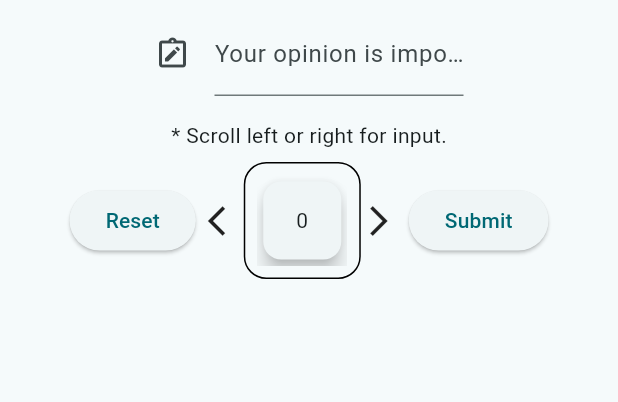
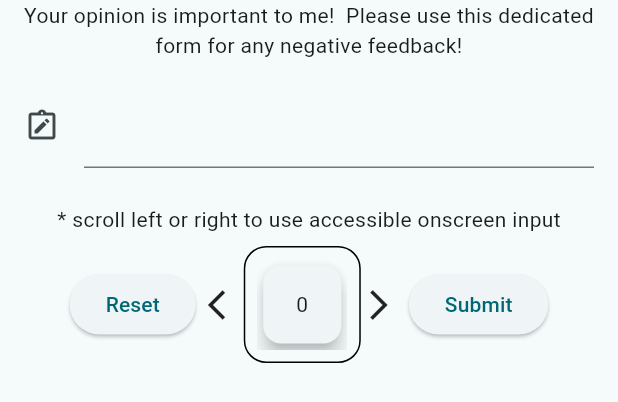
Before and after one commit to Pierre81385/full-stack-potato, a Flutter app: the InputComponent widget shown alone on an empty page, opened directly, on a phone screen of 412 x 824 dp. Shown: the top 402 px of the screen. Run offline on Flutter 3.47's test engine with Material 2 defaults, Android fonts, the phone set to English and light mode, and no system bars; our stand-ins replace cloud_firestore, firebase_core, flutter_svg, google_fonts; missing offline and left inert: dart:html; accounts and stored records are empty.

Commit message:
negative feedback form adjustments for mobile

```diff
--- a/lib/input.dart
+++ b/lib/input.dart
@@ -1,6 +1,8 @@
 import 'package:cloud_firestore/cloud_firestore.dart';
 import 'package:flutter/material.dart';
 import 'package:path/path.dart';
+
+//https://www.reddit.com/r/badUIbattles/comments/16umqna/accessible_negative_feedback_form/?utm_source=share&utm_medium=web2x&context=3
 
 class InputComponent extends StatefulWidget {
   const InputComponent({super.key});
@@ -111,27 +113,38 @@ class _InputComponentState extends State<InputComponent> {
 
     return Column(
       children: [
+        width < 500
+            ? Text(
+                textAlign: TextAlign.center,
+                'Your opinion is important to me!  Please use this dedicated form for any negative feedback!',
+              )
+            : SizedBox(),
         Padding(
           padding: const EdgeInsets.all(8.0),
           child: SizedBox(
-            width: width * .5,
+            width: width < 500 ? width : width * .5,
+            child: Padding(
+              padding: const EdgeInsets.all(8.0),
               child: Form(
                 child: TextFormField(
                   readOnly: true,
                   controller: complaintTextController,
                   focusNode: focusComplaint,
-                decoration: const InputDecoration(
-                    labelText:
-                        'Your opinion is important to me!  Please use this dedicated form for any negative feedback!',
+                  decoration: InputDecoration(
+                      labelText: width < 500
+                          ? ''
+                          : 'Your opinion is important to me!  Please use this dedicated form for any negative feedback!',
                       fillColor: Colors.white,
                       icon: Icon(Icons.note_alt_outlined)),
                 ),
               ),
             ),
           ),
+        ),
         Padding(
           padding: const EdgeInsets.all(8.0),
-          child: Text('* Scroll left or right for input.'),
+          child:
+              Text('* scroll left or right to use accessible onscreen input'),
         ),
         Row(
           mainAxisAlignment: MainAxisAlignment.center,
@@ -225,7 +238,7 @@ class _InputComponentState extends State<InputComponent> {
             }
 
             return SizedBox(
-              width: width * .5,
+              width: width < 500 ? width : width * .5,
               child: ListView(
                 shrinkWrap: true,
                 children: snapshot.data!.docs.map((DocumentSnapshot document) {
```
Also changed, not shown: lib/about.dart (+9 -3 lines), lib/projects.dart (+19 -1 lines). Lines whose indentation alone changed are shown as unchanged.
